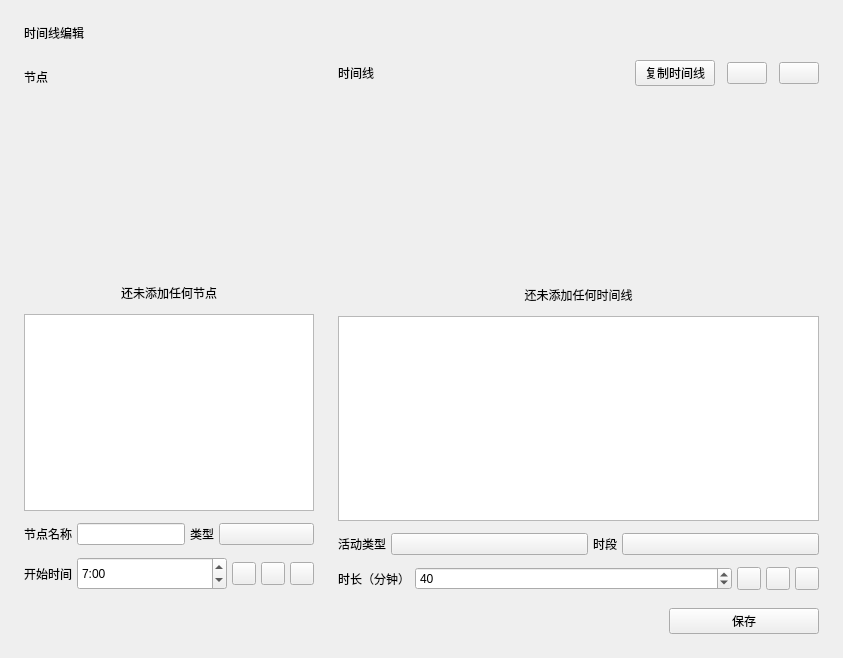
First picture: the form in view/menu/timeline_edit.ui, repository xuanxuan1231/Class-Widgets, before the edit.
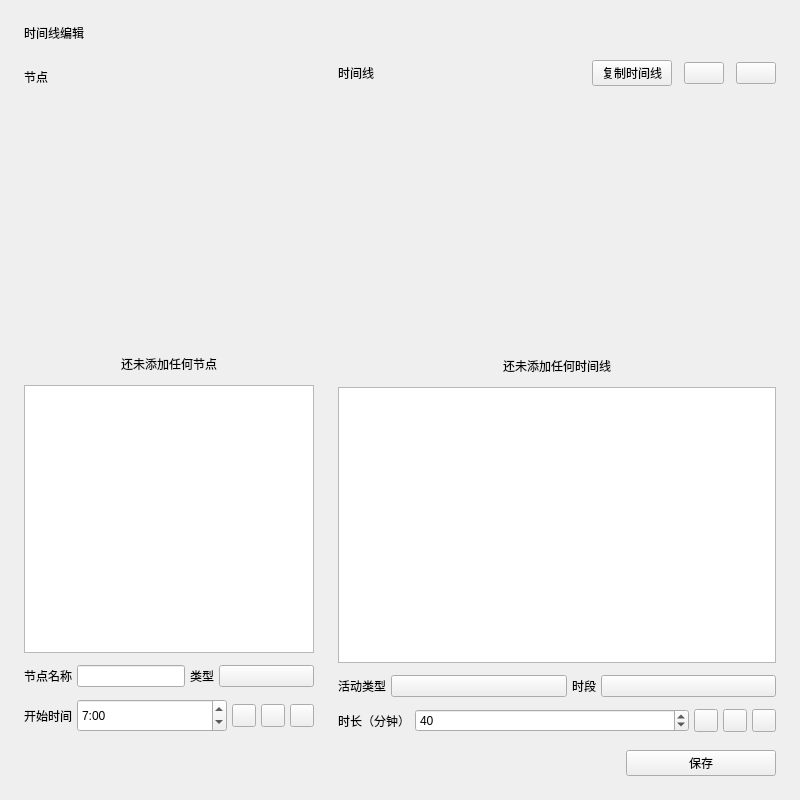
Second picture: the form after the edit. Custom widgets are drawn as their Qt base class.

Diff of the .ui file:
```diff
--- a/view/menu/timeline_edit.ui
+++ b/view/menu/timeline_edit.ui
@@ -6,8 +6,8 @@
    <rect>
     <x>0</x>
     <y>0</y>
-    <width>843</width>
-    <height>658</height>
+    <width>800</width>
+    <height>800</height>
    </rect>
   </property>
   <property name="windowTitle">
```
